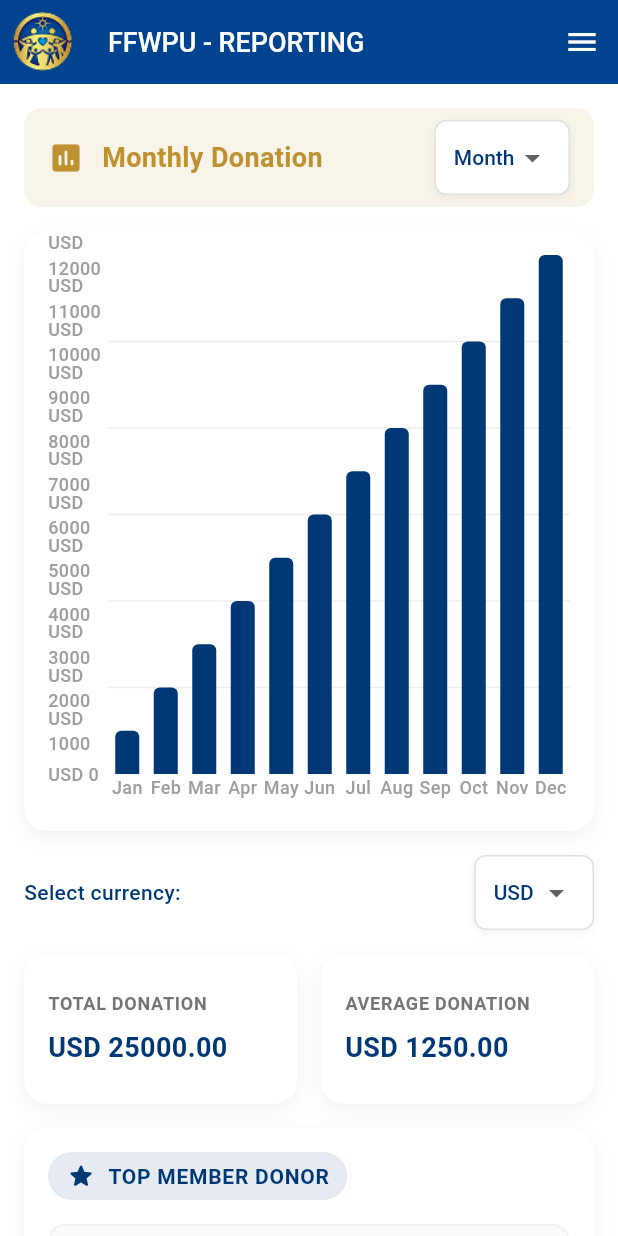
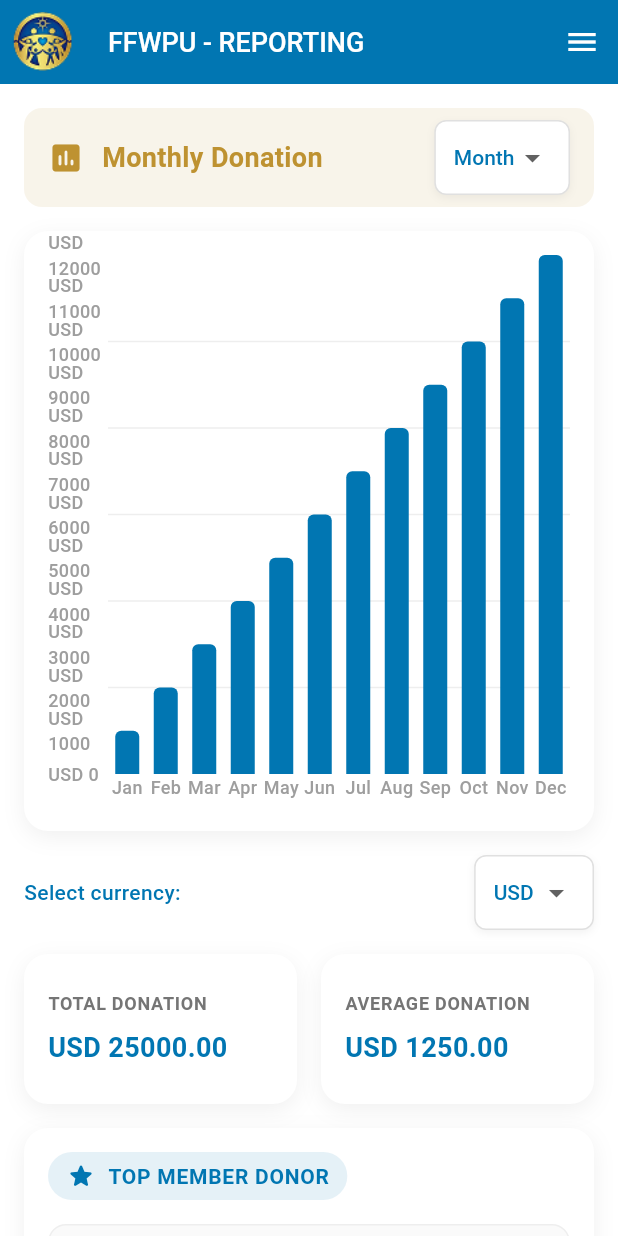
Before and after one commit to CoderTofu/FFWPU_Flutter_System, a Flutter app: the ReportingPage screen opened directly, on a phone screen of 412 x 824 dp. Run offline on Flutter 3.47's test engine with Material 3 defaults, Android fonts, the phone set to English and light mode, and no system bars; drawn by our look-alikes of fl_chart; our stand-ins replace google_fonts.

Commit message:
changed color scheme

```diff
--- a/lib/components/app_bar.dart
+++ b/lib/components/app_bar.dart
@@ -15,7 +15,7 @@ class CustomAppBar extends StatelessWidget implements PreferredSizeWidget {
           color: Colors.white,
         ),
       ),
-      backgroundColor: const Color.fromARGB(255, 1, 67, 143),
+      backgroundColor: const Color.fromRGBO(1, 118, 178, 1),
       automaticallyImplyLeading: false,
       leading: Padding(
         padding: const EdgeInsets.all(8.0),
--- a/lib/components/button.dart
+++ b/lib/components/button.dart
@@ -19,7 +19,7 @@ class Button extends StatelessWidget {
       child: ElevatedButton(
         onPressed: onPressed,
         style: ElevatedButton.styleFrom(
-          backgroundColor: const Color.fromRGBO(1, 67, 143, 1), // Custom color
+          backgroundColor: const Color.fromRGBO(1, 118, 178, 1), // Custom color
           foregroundColor: Colors.white, // Text color
           padding: const EdgeInsets.symmetric(horizontal: 32, vertical: 14), // Button padding
           shape: RoundedRectangleBorder(
--- a/lib/components/table_config.dart
+++ b/lib/components/table_config.dart
@@ -49,7 +49,7 @@ class TableConfig {
     required this.columns,
     required this.responsiveColumns,
     this.filterOptions = const [],
-    this.headerColor = const Color(0xFF003876),
+    this.headerColor = const Color.fromRGBO(1, 118, 178, 1),
     this.rowColor = Colors.white,
     this.selectedRowColor = const Color(0xFFE8F1FF),
     this.hoverRowColor = const Color(0xFFF5F9FF),
--- a/lib/pages/login_page.dart
+++ b/lib/pages/login_page.dart
@@ -20,7 +20,7 @@ class _LoginPageState extends State<LoginPage> {
   Widget build(BuildContext context) {
     return Scaffold(
       appBar: AppBar(
-        backgroundColor: const Color.fromRGBO(1, 67, 143, 1),
+        backgroundColor: const Color.fromRGBO(1, 118, 178, 1),
         centerTitle: true,
       ),
       body: Column(
@@ -36,7 +36,7 @@ class _LoginPageState extends State<LoginPage> {
                         "Admin Login",
                         style: GoogleFonts.roboto(
                         fontWeight: FontWeight.bold,
-                        color: const Color.fromARGB(255, 1, 67, 143),
+                        color: const Color.fromRGBO(1, 118, 178, 1),
                         fontSize: 24,
                       ),
                     ),
--- a/lib/pages/reporting_page.dart
+++ b/lib/pages/reporting_page.dart
@@ -33,7 +33,7 @@ class _ReportingPageState extends State<ReportingPage> {
         barRods: [
           BarChartRodData(
             toY: (index + 1) * 1000.0,
-            color: const Color(0xFF003876),
+            color: const Color.fromRGBO(1, 118, 178, 1),
             width: 16,
             borderRadius: const BorderRadius.vertical(top: Radius.circular(4)),
           ),
@@ -68,7 +68,7 @@ class _ReportingPageState extends State<ReportingPage> {
         onChanged: onChanged,
         underline: Container(),
         style: const TextStyle(
-          color: Color(0xFF003876),
+          color: Color.fromRGBO(1, 118, 178, 1),
           fontSize: 14,
           fontWeight: FontWeight.w500,
         ),
@@ -111,7 +111,7 @@ class _ReportingPageState extends State<ReportingPage> {
             style: const TextStyle(
               fontSize: 18,
               fontWeight: FontWeight.bold,
-              color: Color(0xFF003876),
+              color: Color.fromRGBO(1, 118, 178, 1),
             ),
           ),
         ],
@@ -199,7 +199,7 @@ class _ReportingPageState extends State<ReportingPage> {
                           barTouchData: BarTouchData(
                             enabled: true,
                             touchTooltipData: BarTouchTooltipData(
-                              tooltipBgColor: const Color(0xFF003876),
+                              tooltipBgColor: const Color.fromRGBO(1, 118, 178, 1),
                               getTooltipItem: (group, groupIndex, rod, rodIndex) {
                                 return BarTooltipItem(
                                   '${_selectedCurrency} ${rod.toY.toStringAsFixed(2)}',
@@ -286,7 +286,7 @@ class _ReportingPageState extends State<ReportingPage> {
                     style: TextStyle(
                       fontSize: 14,
                       fontWeight: FontWeight.w500,
-                      color: Color(0xFF003876),
+                      color: Color.fromRGBO(1, 118, 178, 1),
                     ),
                   ),
                   _buildFilterDropdown(
@@ -349,7 +349,7 @@ class _ReportingPageState extends State<ReportingPage> {
                               vertical: 6,
                             ),
                             decoration: BoxDecoration(
-                              color: const Color(0xFF003876).withOpacity(0.1),
+                              color: const Color.fromRGBO(1, 118, 178, 1).withOpacity(0.1),
                               borderRadius: BorderRadius.circular(20),
                             ),
                             child: const Row(
@@ -357,7 +357,7 @@ class _ReportingPageState extends State<ReportingPage> {
                                 Icon(
                                   Icons.star_rounded,
                                   size: 20,
-                                  color: Color(0xFF003876),
+                                  color: Color.fromRGBO(1, 118, 178, 1),
                                 ),
                                 SizedBox(width: 8),
                                 Text(
@@ -365,7 +365,7 @@ class _ReportingPageState extends State<ReportingPage> {
                                   style: TextStyle(
                                     fontSize: 14,
                                     fontWeight: FontWeight.w600,
-                                    color: Color(0xFF003876),
+                                    color: Color.fromRGBO(1, 118, 178, 1),
                                     letterSpacing: 0.5,
                                   ),
                                 ),
@@ -399,7 +399,7 @@ class _ReportingPageState extends State<ReportingPage> {
                                 width: 32,
                                 height: 32,
                                 decoration: BoxDecoration(
-                                  color: const Color(0xFF003876).withOpacity(0.1),
+                                  color: const Color.fromRGBO(1, 118, 178, 1).withOpacity(0.1),
                                   borderRadius: BorderRadius.circular(8),
                                 ),
                                 child: Center(
@@ -408,7 +408,7 @@ class _ReportingPageState extends State<ReportingPage> {
                                     style: const TextStyle(
                                       fontSize: 16,
                                       fontWeight: FontWeight.bold,
-                                      color: Color(0xFF003876),
+                                      color: Color.fromRGBO(1, 118, 178, 1),
                                     ),
                                   ),
                                 ),
@@ -442,7 +442,7 @@ class _ReportingPageState extends State<ReportingPage> {
                                   vertical: 6,
                                 ),
                                 decoration: BoxDecoration(
-                                  color: const Color(0xFF003876).withOpacity(0.1),
+                                  color: const Color.fromRGBO(1, 118, 178, 1).withOpacity(0.1),
                                   borderRadius: BorderRadius.circular(20),
                                 ),
                                 child: Text(
@@ -450,7 +450,7 @@ class _ReportingPageState extends State<ReportingPage> {
                                   style: const TextStyle(
                                     fontSize: 14,
                                     fontWeight: FontWeight.bold,
-                                    color: Color(0xFF003876),
+                                    color: Color.fromRGBO(1, 118, 178, 1),
                                   ),
                                 ),
                               ),
```
Also changed, not shown: lib/pages/blessings_page.dart (+12 -12 lines), lib/pages/donations_page.dart (+11 -11 lines), lib/pages/members_page.dart (+11 -11 lines), lib/pages/worship_page.dart (+11 -11 lines).
